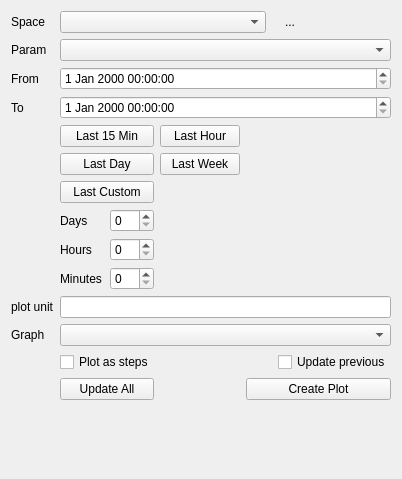
This is ui/InstrumentLoggerQueryUi.ui in MonroeQuantumNetworks/IonControl as Qt 5 draws it before an edit. The edited form follows.
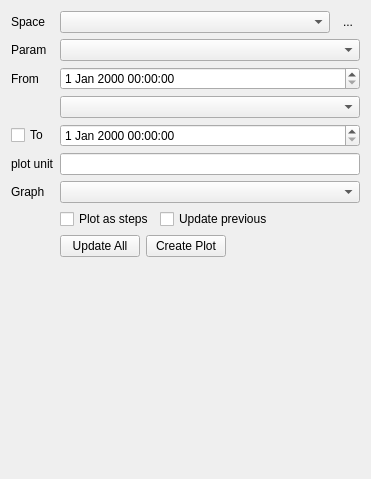
This is the edited form. Icons and pictures are not drawn.

Commit message: change te Instrument Logger Query to select timespans from a combo box

```diff
--- a/ui/InstrumentLoggerQueryUi.ui
+++ b/ui/InstrumentLoggerQueryUi.ui
@@ -14,51 +14,6 @@
    <string>Form</string>
   </property>
   <layout class="QGridLayout" name="gridLayout">
-   <item row="3" column="1" colspan="5">
-    <widget class="QDateTimeEdit" name="dateTimeEditTo"/>
-   </item>
-   <item row="8" column="1">
-    <layout class="QHBoxLayout" name="horizontalLayout">
-     <item>
-      <widget class="QLabel" name="label_6">
-       <property name="text">
-        <string>Days</string>
-       </property>
-      </widget>
-     </item>
-     <item>
-      <widget class="QSpinBox" name="spinBoxCustomDays"/>
-     </item>
-    </layout>
-   </item>
-   <item row="6" column="1">
-    <widget class="QPushButton" name="pushButtonLastDay">
-     <property name="text">
-      <string>Last Day</string>
-     </property>
-    </widget>
-   </item>
-   <item row="7" column="1">
-    <widget class="QPushButton" name="pushButtonLastCustom">
-     <property name="text">
-      <string>Last Custom</string>
-     </property>
-    </widget>
-   </item>
-   <item row="5" column="2">
-    <widget class="QPushButton" name="pushButtonLastHour">
-     <property name="text">
-      <string>Last Hour</string>
-     </property>
-    </widget>
-   </item>
-   <item row="5" column="1">
-    <widget class="QPushButton" name="pushButtonLast15Min">
-     <property name="text">
-      <string>Last 15 Min</string>
-     </property>
-    </widget>
-   </item>
    <item row="0" column="0">
     <widget class="QLabel" name="label_7">
      <property name="text">
@@ -66,14 +21,17 @@
      </property>
     </widget>
    </item>
-   <item row="6" column="2">
-    <widget class="QPushButton" name="pushButtonLastWeek">
-     <property name="text">
-      <string>Last Week</string>
+   <item row="0" column="1">
+    <widget class="QComboBox" name="comboBoxSpace">
+     <property name="sizePolicy">
+      <sizepolicy hsizetype="Preferred" vsizetype="Fixed">
+       <horstretch>1</horstretch>
+       <verstretch>0</verstretch>
+      </sizepolicy>
      </property>
     </widget>
    </item>
-   <item row="0" column="5">
+   <item row="0" column="2">
     <widget class="QToolButton" name="toolButtonRefresh">
      <property name="text">
       <string>...</string>
@@ -87,48 +45,130 @@
      </property>
     </widget>
    </item>
-   <item row="1" column="1" colspan="5">
+   <item row="1" column="0">
+    <widget class="QLabel" name="label">
+     <property name="text">
+      <string>Param</string>
+     </property>
+    </widget>
+   </item>
+   <item row="1" column="1" colspan="2">
     <widget class="QComboBox" name="comboBoxParam">
      <property name="maxVisibleItems">
       <number>1000</number>
      </property>
     </widget>
    </item>
-   <item row="13" column="1">
-    <widget class="QCheckBox" name="checkBoxSteps">
+   <item row="2" column="0">
+    <widget class="QLabel" name="label_2">
      <property name="text">
-      <string>Plot as steps</string>
+      <string>From</string>
      </property>
     </widget>
    </item>
-   <item row="15" column="3" colspan="3">
-    <widget class="QPushButton" name="pushButtonCreatePlot">
-     <property name="text">
-      <string>Create Plot</string>
+   <item row="2" column="1" colspan="2">
+    <widget class="QDateTimeEdit" name="dateTimeEditFrom"/>
+   </item>
+   <item row="3" column="1" colspan="2">
+    <widget class="QComboBox" name="fromTimeCombo">
+     <property name="maxVisibleItems">
+      <number>1000</number>
      </property>
     </widget>
    </item>
-   <item row="12" column="1" colspan="5">
-    <widget class="QComboBox" name="comboBoxPlotName"/>
-   </item>
-   <item row="12" column="0">
-    <widget class="QLabel" name="label_4">
+   <item row="4" column="0">
+    <widget class="QCheckBox" name="toTimeCheckBox">
      <property name="text">
-      <string>Graph</string>
+      <string>To</string>
      </property>
     </widget>
    </item>
-   <item row="11" column="1" colspan="5">
-    <widget class="QLineEdit" name="lineEditPlotUnit"/>
+   <item row="4" column="1" colspan="2">
+    <widget class="QDateTimeEdit" name="dateTimeEditTo"/>
    </item>
-   <item row="11" column="0">
+   <item row="5" column="0">
     <widget class="QLabel" name="label_5">
      <property name="text">
       <string>plot unit</string>
      </property>
     </widget>
    </item>
-   <item row="17" column="3">
+   <item row="5" column="1" colspan="2">
+    <widget class="QLineEdit" name="lineEditPlotUnit"/>
+   </item>
+   <item row="6" column="0">
+    <widget class="QLabel" name="label_4">
+     <property name="text">
+      <string>Graph</string>
+     </property>
+    </widget>
+   </item>
+   <item row="6" column="1" colspan="2">
+    <widget class="QComboBox" name="comboBoxPlotName"/>
+   </item>
+   <item row="7" column="1" colspan="2">
+    <layout class="QHBoxLayout" name="horizontalLayout">
+     <item>
+      <widget class="QCheckBox" name="checkBoxSteps">
+       <property name="text">
+        <string>Plot as steps</string>
+       </property>
+      </widget>
+     </item>
+     <item>
+      <widget class="QCheckBox" name="checkBoxUpdatePrevious">
+       <property name="text">
+        <string>Update previous</string>
+       </property>
+      </widget>
+     </item>
+     <item>
+      <spacer name="horizontalSpacer_2">
+       <property name="orientation">
+        <enum>Qt::Horizontal</enum>
+       </property>
+       <property name="sizeHint" stdset="0">
+        <size>
+         <width>40</width>
+         <height>20</height>
+        </size>
+       </property>
+      </spacer>
+     </item>
+    </layout>
+   </item>
+   <item row="8" column="1" colspan="2">
+    <layout class="QHBoxLayout" name="horizontalLayout_2">
+     <item>
+      <widget class="QPushButton" name="pushButtonUpdateAll">
+       <property name="text">
+        <string>Update All</string>
+       </property>
+      </widget>
+     </item>
+     <item>
+      <widget class="QPushButton" name="pushButtonCreatePlot">
+       <property name="text">
+        <string>Create Plot</string>
+       </property>
+      </widget>
+     </item>
+     <item>
+      <spacer name="horizontalSpacer">
+       <property name="orientation">
+        <enum>Qt::Horizontal</enum>
+       </property>
+       <property name="sizeHint" stdset="0">
+        <size>
+         <width>40</width>
+         <height>20</height>
+        </size>
+       </property>
+      </spacer>
+     </item>
+    </layout>
+   </item>
+   <item row="9" column="1">
     <spacer name="verticalSpacer">
      <property name="orientation">
       <enum>Qt::Vertical</enum>
@@ -141,75 +181,6 @@
      </property>
     </spacer>
    </item>
-   <item row="1" column="0">
-    <widget class="QLabel" name="label">
-     <property name="text">
-      <string>Param</string>
-     </property>
-    </widget>
-   </item>
-   <item row="2" column="0">
-    <widget class="QLabel" name="label_2">
-     <property name="text">
-      <string>From</string>
-     </property>
-    </widget>
-   </item>
-   <item row="2" column="1" colspan="5">
-    <widget class="QDateTimeEdit" name="dateTimeEditFrom"/>
-   </item>
-   <item row="3" column="0">
-    <widget class="QLabel" name="label_3">
-     <property name="text">
-      <string>To</string>
-     </property>
-    </widget>
-   </item>
-   <item row="0" column="1" colspan="3">
-    <widget class="QComboBox" name="comboBoxSpace"/>
-   </item>
-   <item row="13" column="5">
-    <widget class="QCheckBox" name="checkBoxUpdatePrevious">
-     <property name="text">
-      <string>Update previous</string>
-     </property>
-    </widget>
-   </item>
-   <item row="15" column="1">
-    <widget class="QPushButton" name="pushButtonUpdateAll">
-     <property name="text">
-      <string>Update All</string>
-     </property>
-    </widget>
-   </item>
-   <item row="10" column="1">
-    <layout class="QHBoxLayout" name="horizontalLayout_2">
-     <item>
-      <widget class="QLabel" name="label_8">
-       <property name="text">
-        <string>Minutes</string>
-       </property>
-      </widget>
-     </item>
-     <item>
-      <widget class="QSpinBox" name="spinBoxCustomMinutes"/>
-     </item>
-    </layout>
-   </item>
-   <item row="9" column="1">
-    <layout class="QHBoxLayout" name="horizontalLayout_5">
-     <item>
-      <widget class="QLabel" name="label_9">
-       <property name="text">
-        <string>Hours</string>
-       </property>
-      </widget>
-     </item>
-     <item>
-      <widget class="QSpinBox" name="spinBoxCustomHours"/>
-     </item>
-    </layout>
-   </item>
   </layout>
  </widget>
  <resources>
```
The commit also changes 4 other files.
